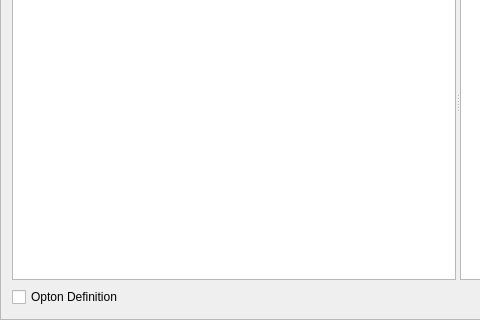
Qt form src/option/optionconfigurator.ui (GAMS-dev/studio) before a commit; both pictures show x 0 to 480 and y 136 to 456 of the 916 by 456 pixel window.
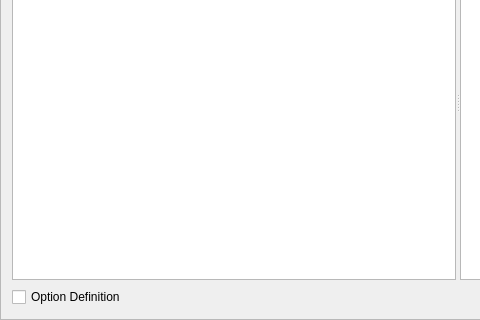
The same form after that commit.

Commit message: added enum data in option definition treeview

```diff
--- a/src/option/optionconfigurator.ui
+++ b/src/option/optionconfigurator.ui
@@ -83,7 +83,7 @@
         <bool>true</bool>
        </property>
        <property name="text">
-        <string>Opton Definition</string>
+        <string>Option Definition</string>
        </property>
       </widget>
      </item>
```
The commit also changes 2 other files.
